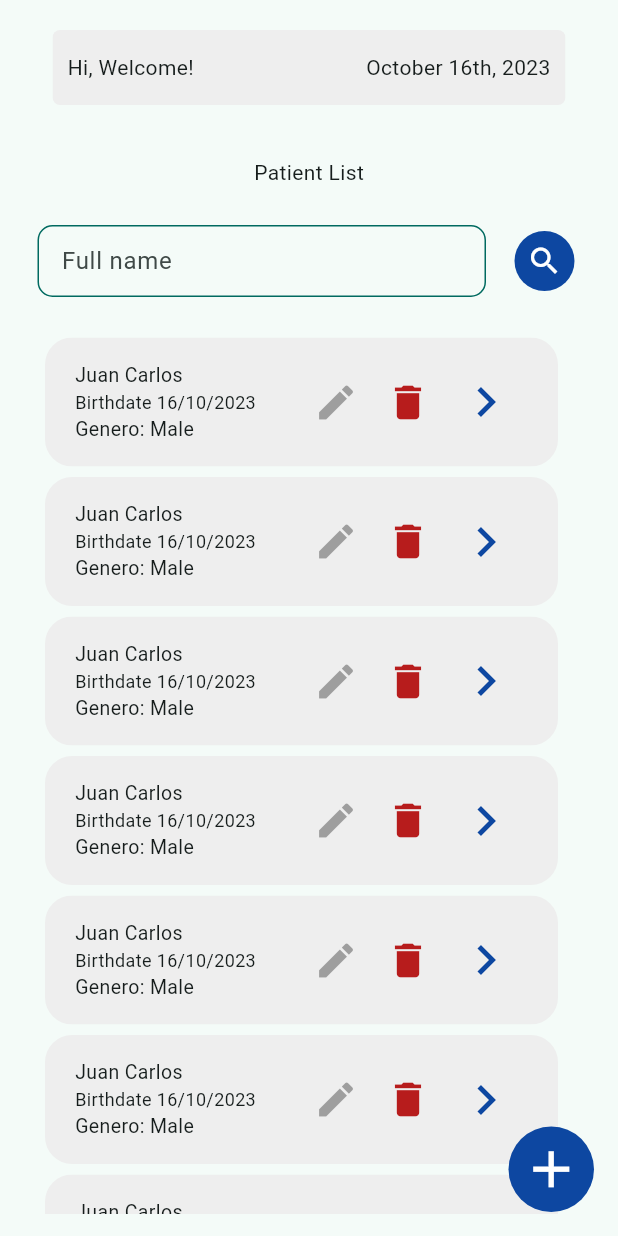
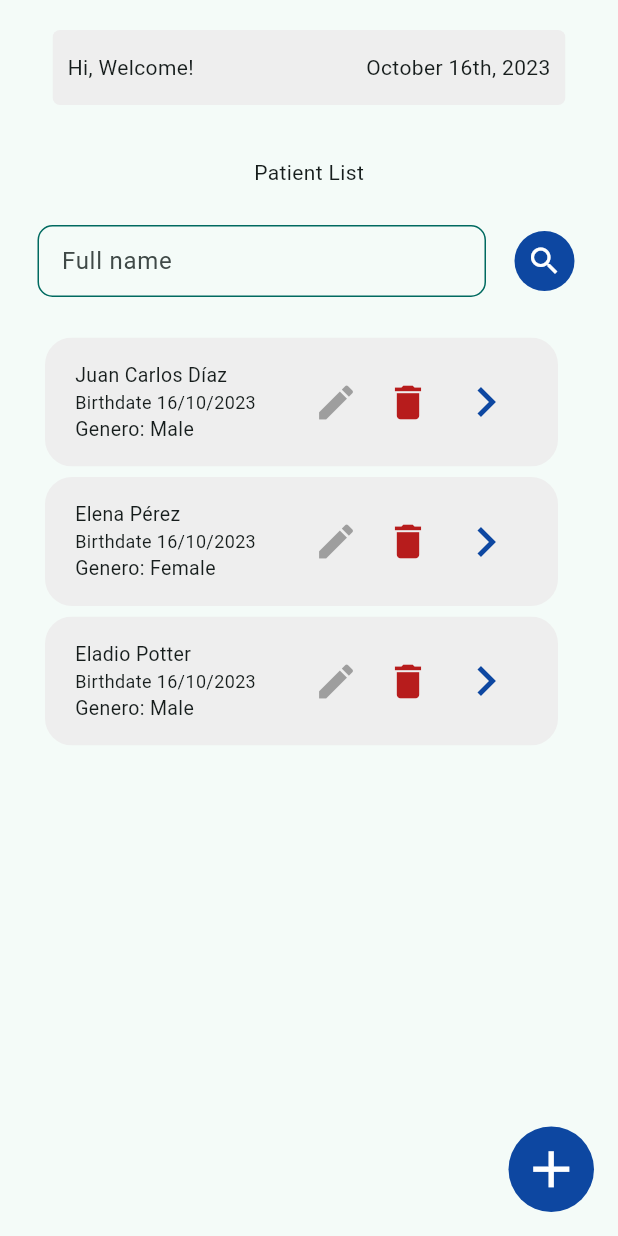
Before and after one commit to JuancarDiaz/register_app, a Flutter app: the screen it shows after launch, after a tap on "Start", on a phone screen of 412 x 824 dp. Run offline on Flutter 3.47's test engine with Material 2 defaults, Android fonts, the phone set to English and light mode, and no system bars; our stand-ins replace flutter_bloc, go_router; missing offline and left inert: dart:js_interop.

Commit message:
manejando esttado 1

```diff
--- a/lib/infraestructure/models/usuario.dart
+++ b/lib/infraestructure/models/usuario.dart
@@ -20,7 +20,6 @@ enum GENDER { male , female }
 
 
 extension GenderExtension on GENDER {
-
   String get stringValue {
     switch (this) {
       case GENDER.male:
--- /dev/null
+++ b/lib/infraestructure/repositorys/users/repository_users.dart
@@ -0,0 +1,21 @@
+
+
+import 'package:register_app/infraestructure/models/usuario.dart';
+
+List<User> usersListRepository =  [
+
+
+        User(
+            fullName: 'Juan Carlos Díaz',
+            birthDate: DateTime.now(),
+            gender: GENDER.male
+        ), User(
+            fullName: 'Elena Pérez',
+            birthDate: DateTime.now(),
+            gender: GENDER.female
+        ), User(
+            fullName: 'Eladio Potter',
+            birthDate: DateTime.now(),
+            gender: GENDER.male
+        ),
+];
--- a/lib/main.dart
+++ b/lib/main.dart
@@ -1,11 +1,21 @@
 import 'package:flutter/material.dart';
+import 'package:provider/provider.dart';
 import 'package:register_app/config/router/app_router.dart';
 import 'package:register_app/config/theme/app_theme.dart';
+import 'package:register_app/presentation/providers/users_provider.dart';
 
 void main() {
   runApp(const MyApp());
 }
 
+
+///
+///  Configuramos las RUTAS con la dependencia de go_router
+///  y añadimos nuestro PROVIDEN en el root de la aplicación
+///  y con el operador de cascada '..' apuntamos al objeto raiz y llamamos al metodo para cargar el estado
+///  pero realmente retorna un objeto de tipo UserProvider(), por defecto los providers actuan de manera Perezosa
+///  por lo que en primer momento de general la aplicación llamamos el metodo del provider
+///
 class MyApp extends StatelessWidget {
   const MyApp({super.key});
 
@@ -13,16 +23,30 @@ class MyApp extends StatelessWidget {
 
   @override
   Widget build(BuildContext context) {
-    return MaterialApp.router(
 
-      routerConfig:  appRouter,
 
-      title: 'Registro',
+    return MultiProvider(
 
-      debugShowCheckedModeBanner: false,
+      providers: [
 
-      theme: AppTheme(selectedColor: 1).getTheme(),
 
+          ChangeNotifierProvider(
+                                  lazy: false,
+                                  create: (context)=> UserProvider()..loadUsers()
+                                 )
+      ],
+
+      child: MaterialApp.router(
+
+        routerConfig:  appRouter,
+
+        title: 'Registro',
+
+        debugShowCheckedModeBanner: false,
+
+        theme: AppTheme(selectedColor: 1).getTheme(),
+
+      ),
     );
 
   }
--- /dev/null
+++ b/lib/presentation/providers/users_provider.dart
@@ -0,0 +1,40 @@
+
+
+import 'package:flutter/material.dart';
+import 'package:register_app/infraestructure/models/usuario.dart';
+import 'package:register_app/infraestructure/repositorys/users/repository_users.dart';
+
+class UserProvider extends ChangeNotifier {
+
+List<User> usersProvider = [];
+bool initialLoadding = true;
+
+
+Future<void> loadUsers() async {
+
+          await Future.delayed( const Duration( seconds: 2) );
+
+          List<User> users = usersListRepository;
+
+          usersProvider.addAll( users );
+
+          initialLoadding = false;
+
+          notifyListeners();
+}
+
+
+void findUsers( String userName ) async {
+
+
+      // await Future.delayed( const Duration( seconds: 2) );
+
+       usersProvider = usersProvider.where((user) => user.fullName.contains(userName) ).toList();
+
+       notifyListeners();
+
+}
+
+
+
+}
--- a/lib/widgets/forms/form_busqueda.dart
+++ b/lib/widgets/forms/form_busqueda.dart
@@ -1,4 +1,9 @@
+import 'dart:js_interop';
+
+import 'package:flutter_bloc/flutter_bloc.dart';
+import 'package:register_app/presentation/providers/users_provider.dart';
 import 'package:flutter/material.dart';
+import 'package:register_app/presentation/providers/users_provider.dart';
 import 'package:register_app/widgets/inputs/custom_input_form_field.dart';
 
 /// FORMULARIO  de busqueda el cual se compone de un boton y un inputetext para el cual será el encargado
@@ -6,7 +11,7 @@ import 'package:register_app/widgets/inputs/custom_input_form_field.dart';
 /// Requiere un parametro [textEditingControllerInput] de tipo TextEditingController para poder obtener las
 /// propiedades del valor del input que es otro elemento encapsulado creado de manera personalizada [CustomTextFormField]
 /// en la clase tenemos a la escucha de eventos del formulario tanto al cambio como al postear el formulario
-
+//ojo.. importacion dart
 class FormBusqueda extends StatelessWidget {
 
   // CONSTRUCTOR
@@ -18,8 +23,11 @@ class FormBusqueda extends StatelessWidget {
 
   final TextEditingController _textEditingControllerInput;
 
+
   @override
   Widget build(BuildContext context) {
+
+  final usersProvider = context.watch<UserProvider>();
 
     return Form(
 
@@ -32,7 +40,11 @@ class FormBusqueda extends StatelessWidget {
               hint: 'Full name',
               onChanged: (value) {
                 print('$value ...');
-                // TODO: VALOR ACTUALIZADO AL CAMBIO DEL INPUT
+
+                        // if( value == ''){
+
+                        //       usersProvider.loadUsers();
+                        // }
               },
             ),
           ),
@@ -47,8 +59,13 @@ class FormBusqueda extends StatelessWidget {
             ),
             onPressed: () {
               String inputValue = _textEditingControllerInput.text;
+
               print('$inputValue <-----');
-              // TODO: AQUI DEVEMOS LLAMAR AL PROVIDER QUE NOS FLITRE EL RESULTADO DE LA LISTA
+
+              usersProvider.findUsers( inputValue );
+
+
+
             },
           )
         ],
--- a/lib/widgets/views/render_list_users.dart
+++ b/lib/widgets/views/render_list_users.dart
@@ -2,18 +2,28 @@
 
 
 import 'package:flutter/material.dart';
+import 'package:flutter_bloc/flutter_bloc.dart';
 import 'package:register_app/infraestructure/models/usuario.dart';
+import 'package:register_app/presentation/providers/users_provider.dart';
 import 'package:register_app/widgets/views/render_info_user.dart';
 
 ///
 /// CLASE INTERNA encargada de renderizar la lista de usuarios  dentro del metodo ListView.builder
+/// [usersProvider] nos manetenemos a la escucha de los cambios que se ejecutan desde el controlador de provider
+/// el cual se encarga de ejecutar el método notifyListeners(); de forma que renderiza el widget pero evalua
+/// los elementos existente y solo renderiza de nuevo de los elementos que han cambiado, el resto los obtiene de la caché
 ///
 
 class RenderizarListaUsuarios extends StatelessWidget {
   const RenderizarListaUsuarios({super.key});
 
   @override
-  Widget build(BuildContext context) {
+  Widget build(BuildContext context)  {
+
+    final usersProvider = context.watch<UserProvider>();
+
+    final listUsers =  usersProvider.usersProvider;
+
     return Expanded(
 
       child: Center(
@@ -22,11 +32,12 @@ class RenderizarListaUsuarios extends StatelessWidget {
 
           scrollDirection: Axis.vertical,
 
-          itemCount: 10,
+          itemCount: listUsers.length,
 
           itemBuilder: (context, index) {
 
-            final usuario =  User(fullName: 'Juan Carlos', birthDate: DateTime.now(), gender: GENDER.male );
+
+            final usuario = listUsers[ index ];
 
             return InfoUserEditDelete( user: usuario );
 
--- a/pubspec.yaml
+++ b/pubspec.yaml
@@ -37,6 +37,8 @@ dependencies:
   # Use with the CupertinoIcons class for iOS style icons.
   cupertino_icons: ^1.0.2
   go_router: ^11.1.4
+  flutter_bloc: ^8.1.3
+  provider: ^6.0.5
 
 dev_dependencies:
   flutter_test:
```
Also changed, not shown: pubspec.lock.
